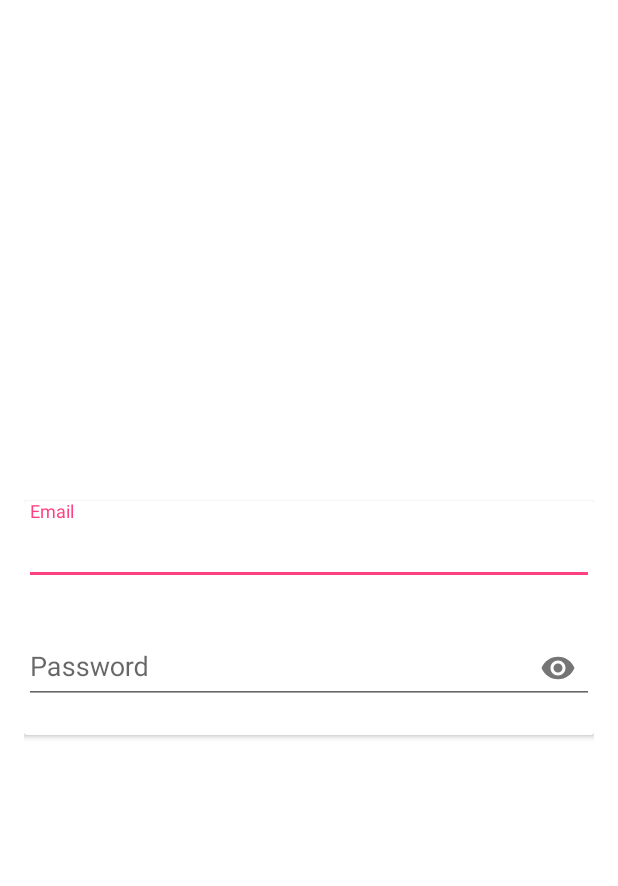
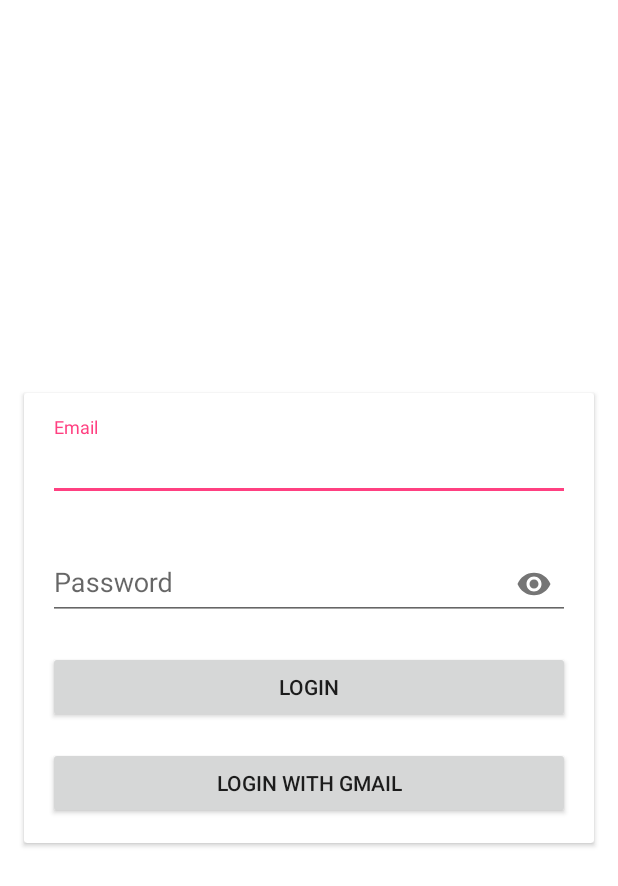
Before and after one commit to namig-accenture/sweet-note, an Android app: the screen it shows after launch (LaunchActivity), on a phone screen of 412 x 824 dp. Shown: the top 886 px of the screen. Run offline under Robolectric (Android 15) with nearby library versions, the phone set to English and light mode, and no system bars; our stand-ins replace Dagger/Hilt's generated code, data binding; 1 statement that could not run was skipped.

Commit message:
Added some dimensions and modified activity_launcher.xml file

```diff
--- a/app/src/main/res/layout/activity_launcher.xml
+++ b/app/src/main/res/layout/activity_launcher.xml
@@ -4,20 +4,21 @@
 
     <FrameLayout
         android:layout_width="match_parent"
-        android:layout_height="match_parent"
-        android:orientation="vertical"
-        android:padding="@dimen/spacing_medium">
+        android:layout_height="match_parent">
 
         <android.support.v7.widget.CardView
             android:layout_width="match_parent"
             android:layout_height="wrap_content"
             android:layout_gravity="center"
+            android:layout_marginEnd="@dimen/spacing_medium"
+            android:layout_marginStart="@dimen/spacing_medium"
             android:elevation="@dimen/cardview_default_elevation">
 
             <LinearLayout
                 android:layout_width="match_parent"
                 android:layout_height="wrap_content"
-                android:orientation="vertical">
+                android:orientation="vertical"
+                android:padding="@dimen/spacing_medium">
 
                 <android.support.design.widget.TextInputLayout
                     android:id="@+id/email_layout"
@@ -50,6 +51,19 @@
                         android:inputType="textPassword" />
                 </android.support.design.widget.TextInputLayout>
 
+                <Button
+                    android:id="@+id/btn_login"
+                    android:layout_width="match_parent"
+                    android:layout_height="wrap_content"
+                    android:text="@string/launch_activity_login" />
+
+                <Button
+                    android:id="@+id/btn_login_with_gmail"
+                    android:layout_width="match_parent"
+                    android:layout_height="wrap_content"
+                    android:layout_marginTop="@dimen/spacing_medium"
+                    android:text="@string/launch_activity_login_with_gmail" />
+
             </LinearLayout>
 
         </android.support.v7.widget.CardView>
--- a/app/src/main/res/values/dimens.xml
+++ b/app/src/main/res/values/dimens.xml
@@ -1,4 +1,8 @@
 <?xml version="1.0" encoding="utf-8"?>
 <resources>
+    <dimen name="spacing_tiny">4dp</dimen>
+    <dimen name="spacing_small">8dp</dimen>
     <dimen name="spacing_medium">16dp</dimen>
+    <dimen name="spacing_large">32dp</dimen>
+    <dimen name="spacing_xlarge">64dp</dimen>
 </resources>
--- a/app/src/main/res/values/strings.xml
+++ b/app/src/main/res/values/strings.xml
@@ -3,4 +3,6 @@
 
     <string name="launch_activity_email_hint">Email</string>
     <string name="launch_activity_password_hint">Password</string>
+    <string name="launch_activity_login">Login</string>
+    <string name="launch_activity_login_with_gmail">Login with Gmail</string>
 </resources>
```
